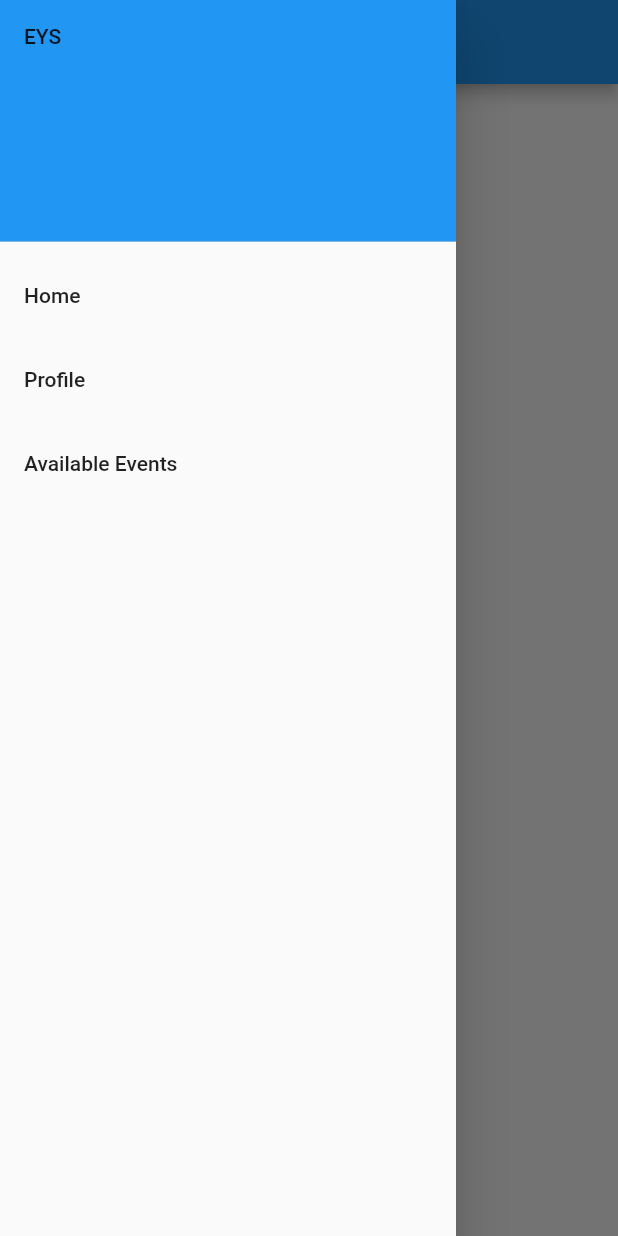
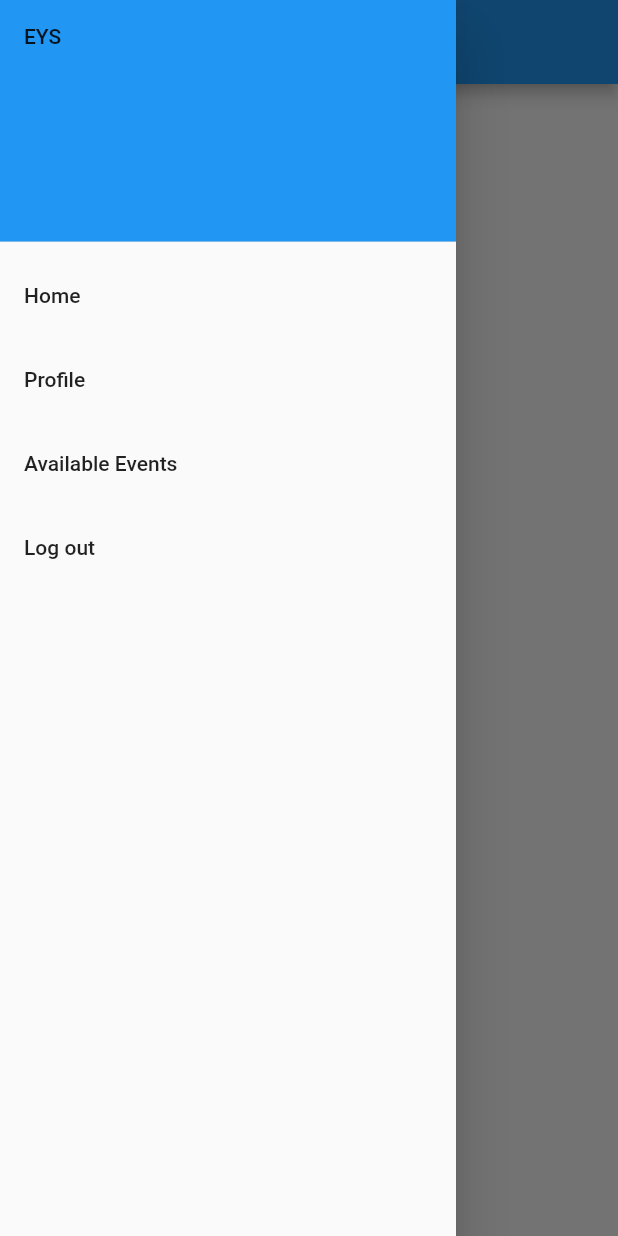
Before and after one commit to kakou34/eys-mobile-app, a Flutter app: the AvailableEvents screen opened by its route, with the side drawer open, on a phone screen of 412 x 824 dp. Run offline on Flutter 3.47's test engine with Material 2 defaults, Android fonts, the phone set to English and light mode, and no system bars; our stand-ins replace flutter_secure_storage; accounts and stored records are empty; network calls fail.

Commit message:
Log out button added

```diff
--- a/lib/Commun/Drawer.dart
+++ b/lib/Commun/Drawer.dart
@@ -1,4 +1,6 @@
+import 'package:eys/Globals.dart';
 import 'package:eys/Routes/Routes.dart';
+import 'package:eys/main.dart';
 import 'package:flutter/material.dart';
 
 class AppDrawer extends StatelessWidget {
@@ -26,6 +28,16 @@ class AppDrawer extends StatelessWidget {
             title: Text('Available Events'),
             onTap: () => Navigator.pushReplacementNamed(context, Routes.availableEvents),
           ),
+          ListTile(
+            title: Text('Log out'),
+            onTap: () => {
+              storage.delete(key: "user"),
+              Globals.isLoggedIn = false,
+              Globals.token ="",
+              Globals.currentUser = null,
+              Navigator.pushReplacementNamed(context, Routes.login),
+            },
+          ),
         ],
       ),
 
--- a/lib/Globals.dart
+++ b/lib/Globals.dart
@@ -5,7 +5,7 @@ import 'package:eys/Authentication/UserDetails.dart';
 
 
 class Globals {
-  static const SERVER_IP = 'http://713a25c1206d.ngrok.io';
+  static const SERVER_IP = 'http://624156ed9df9.ngrok.io';
   static String token = "";
   static UserDetails currentUser = null;
   static bool isLoggedIn = false;
```
